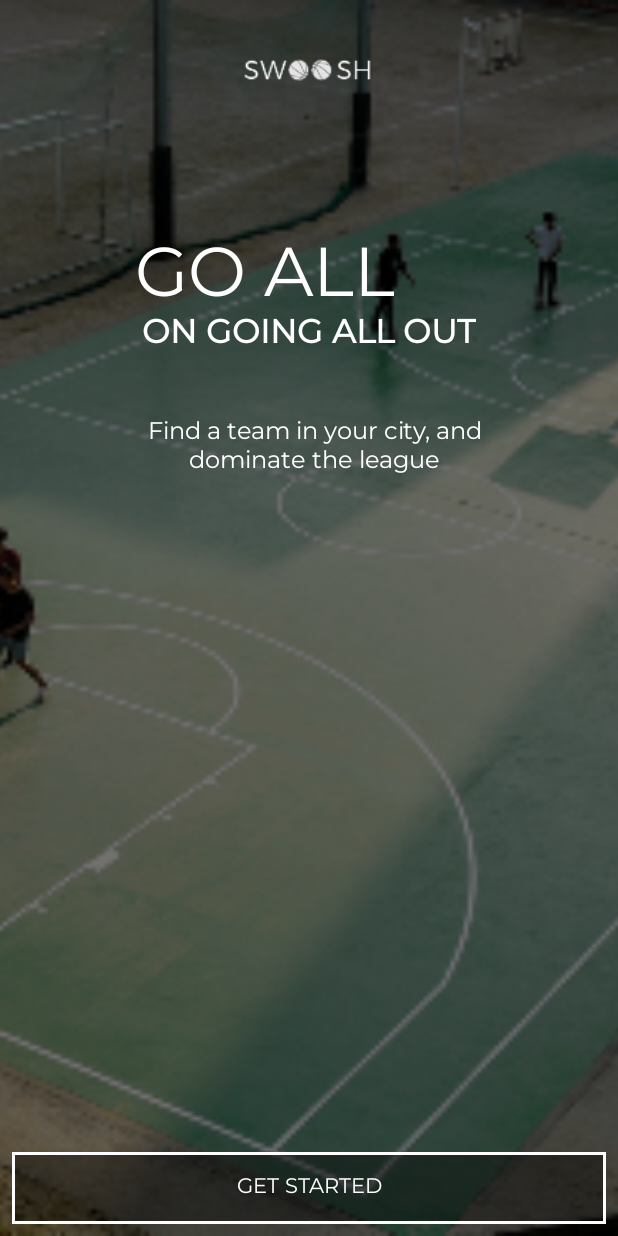
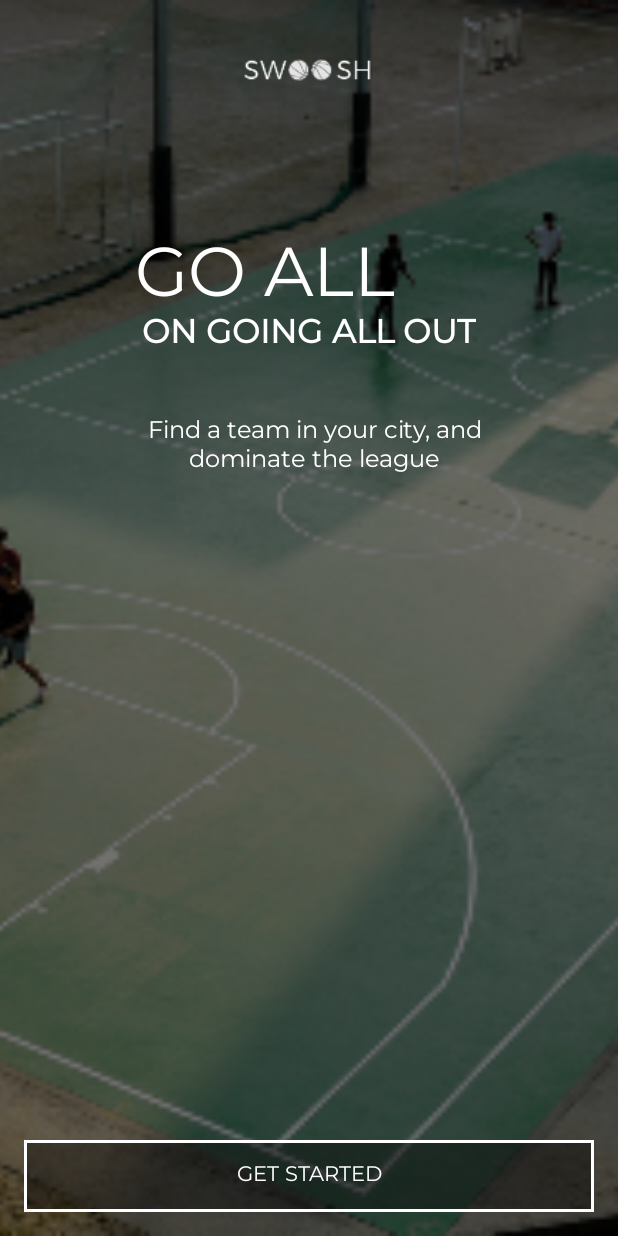
Before and after one commit to JimHoew/swoosh, an Android app: the screen it shows after launch (MainActivity), on a phone screen of 412 x 824 dp. Run offline under Robolectric (Android 15) with nearby library versions, the phone set to English and light mode, and no system bars.

Commit message:
lesson 6

```diff
--- a/app/src/main/AndroidManifest.xml
+++ b/app/src/main/AndroidManifest.xml
@@ -9,6 +9,10 @@
             android:roundIcon="@mipmap/ic_launcher_round"
             android:supportsRtl="true"
             android:theme="@style/AppTheme">
+        <activity android:name=".SkillActivity">
+        </activity>
+        <activity android:name=".BaseActivity">
+        </activity>
         <activity android:name=".LeagueActivity">
         </activity>
         <activity android:name=".MainActivity">
--- /dev/null
+++ b/app/src/main/java/com/jim/swoosh/BaseActivity.kt
@@ -0,0 +1,45 @@
+package com.jim.swoosh
+
+import android.nfc.Tag
+import androidx.appcompat.app.AppCompatActivity
+import android.os.Bundle
+import android.util.Log
+
+open class BaseActivity : AppCompatActivity() {
+    val Tag = "LifeCycle"
+
+    override fun onCreate(savedInstanceState: Bundle?) {
+        Log.d(Tag, "${javaClass.simpleName} onCreate")
+        super.onCreate(savedInstanceState)
+    }
+
+    override fun onStart() {
+        Log.d(Tag, "${javaClass.simpleName} onStart")
+        super.onStart()
+    }
+
+    override fun onResume() {
+        Log.d(Tag, "${javaClass.simpleName} onResume")
+        super.onResume()
+    }
+
+    override fun onRestart() {
+        Log.d(Tag, "${javaClass.simpleName} onRestart")
+        super.onRestart()
+    }
+
+    override fun onPause() {
+        Log.d(Tag, "${javaClass.simpleName} onPause")
+        super.onPause()
+    }
+
+    override fun onStop() {
+        Log.d(Tag, "${javaClass.simpleName} onStop")
+        super.onStop()
+    }
+
+    override fun onDestroy() {
+        Log.d(Tag, "${javaClass.simpleName} onDestroy")
+        super.onDestroy()
+    }
+}
--- a/app/src/main/java/com/jim/swoosh/MainActivity.kt
+++ b/app/src/main/java/com/jim/swoosh/MainActivity.kt
@@ -1,12 +1,19 @@
 package com.jim.swoosh
 
+import android.content.Intent
 import androidx.appcompat.app.AppCompatActivity
 import android.os.Bundle
+import kotlinx.android.synthetic.main.activity_main.*
 
-class MainActivity : AppCompatActivity() {
+class MainActivity : BaseActivity() {
 
     override fun onCreate(savedInstanceState: Bundle?) {
         super.onCreate(savedInstanceState)
         setContentView(R.layout.activity_main)
+
+        getStartedBtn.setOnClickListener {
+            val leagueIntent = Intent(this, LeagueActivity::class.java)
+            startActivity(leagueIntent)
+        }
     }
 }
--- a/app/src/main/res/layout/activity_main.xml
+++ b/app/src/main/res/layout/activity_main.xml
@@ -14,7 +14,8 @@
             app:layout_constraintTop_toTopOf="parent" app:layout_constraintStart_toStartOf="parent"
             app:layout_constraintEnd_toEndOf="parent"
             app:layout_constraintBottom_toBottomOf="parent" android:scaleType="centerCrop"
-            app:layout_constraintHorizontal_bias="0.0" app:layout_constraintVertical_bias="0.0"/>
+            app:layout_constraintHorizontal_bias="0.0" app:layout_constraintVertical_bias="0.0"
+            android:contentDescription="@string/background_image"/>
     <ImageView
             android:layout_width="88dp"
             android:layout_height="29dp" app:srcCompat="@drawable/swooshlogo"
@@ -22,44 +23,45 @@
             android:scaleType="fitCenter" app:layout_constraintStart_toStartOf="parent"
             android:layout_marginStart="8dp" android:layout_marginTop="32dp"
             app:layout_constraintTop_toTopOf="@+id/imageView" android:layout_marginEnd="8dp"
-            app:layout_constraintEnd_toEndOf="parent"/>
+            app:layout_constraintEnd_toEndOf="parent" android:contentDescription="@string/app_logo"/>
     <TextView
-            android:text="GO ALL IN"
+            android:text="@string/go_all_in"
             android:layout_width="232dp"
             android:layout_height="55dp"
-            android:id="@+id/textView" android:textColor="#FFFFFF"
+            android:id="@+id/textView" android:textColor="@android:color/white"
             android:fontFamily="@font/montserrat" android:textSize="46sp" android:layout_marginStart="8dp"
             app:layout_constraintStart_toStartOf="parent" android:layout_marginEnd="8dp"
             app:layout_constraintEnd_toEndOf="parent" android:layout_marginTop="90dp"
             app:layout_constraintTop_toBottomOf="@+id/imageView2"/>
     <TextView
-            android:text="ON GOING ALL OUT"
+            android:text="@string/on_going_all_out"
             android:layout_width="wrap_content"
             android:layout_height="wrap_content"
             android:id="@+id/textView2" android:fontFamily="@font/montserrat"
-            android:textSize="22sp" android:textColor="#FFFFFF"
+            android:textSize="22sp" android:textColor="@android:color/white"
             app:layout_constraintTop_toBottomOf="@+id/textView" android:textStyle="bold"
             android:layout_marginStart="8dp" app:layout_constraintStart_toStartOf="parent"
             android:layout_marginEnd="8dp" app:layout_constraintEnd_toEndOf="parent"/>
     <TextView
-            android:text="Find a team in your city, and dominate the league"
+            android:text="@string/find_a_team_in_your_city_and_dominate_the_league"
             android:layout_width="238dp"
             android:layout_height="45dp"
             android:id="@+id/textView3" android:singleLine="false"
-            android:textColor="#FFFFFF" android:textAlignment="center" android:textSize="16sp"
+            android:textColor="@android:color/white" android:textAlignment="center" android:textSize="16sp"
             android:layout_marginStart="8dp" app:layout_constraintStart_toStartOf="parent"
             android:layout_marginEnd="8dp" app:layout_constraintEnd_toEndOf="parent"
             app:layout_constraintTop_toBottomOf="@+id/textView2" android:fontFamily="@font/montserrat"
-            android:layout_marginBottom="8dp" app:layout_constraintBottom_toTopOf="@+id/button"
+            android:layout_marginBottom="8dp" app:layout_constraintBottom_toTopOf="@+id/getStartedBtn"
             app:layout_constraintHorizontal_bias="0.522" app:layout_constraintVertical_bias="0.07999998"/>
     <Button
-            android:text="GET STARTED"
+            android:text="@string/get_started"
             android:layout_width="0dp"
             android:layout_height="wrap_content"
-            android:id="@+id/button" app:layout_constraintStart_toStartOf="parent" android:layout_marginStart="8dp"
-            app:layout_constraintEnd_toEndOf="parent" android:layout_marginEnd="8dp"
+            android:id="@+id/getStartedBtn" app:layout_constraintStart_toStartOf="parent"
+            android:layout_marginStart="16dp"
+            app:layout_constraintEnd_toEndOf="parent" android:layout_marginEnd="16dp"
             app:layout_constraintBottom_toBottomOf="@+id/imageView" android:fontFamily="@font/montserrat"
-            android:textColor="#FFFFFF" android:background="@drawable/swoosh_button"
-            app:layout_constraintHorizontal_bias="1.0" android:layout_marginBottom="8dp"/>
+            android:textColor="@android:color/white" android:background="@drawable/swoosh_button"
+            app:layout_constraintHorizontal_bias="1.0" android:layout_marginBottom="16dp"/>
 
 </androidx.constraintlayout.widget.ConstraintLayout>
--- a/app/src/main/res/values/strings.xml
+++ b/app/src/main/res/values/strings.xml
@@ -1,3 +1,21 @@
 <resources>
     <string name="app_name">Swoosh</string>
+    <string name="background_image">background image</string>
+    <string name="app_logo">app logo</string>
+    <string name="mens">Mens</string>
+    <string name="desired_league">Desired League:</string>
+    <string name="womens">Womens</string>
+    <string name="co_ed">Co-Ed</string>
+    <string name="button">Button</string>
+    <string name="go_all_in">GO ALL IN</string>
+    <string name="on_going_all_out">ON GOING ALL OUT</string>
+    <string name="find_a_team_in_your_city_and_dominate_the_league">Find a team in your city, and dominate the league
+    </string>
+    <string name="get_started">GET STARTED</string>
+    <string name="i_am_a">I am a:</string>
+    <string name="togglebutton">ToggleButton</string>
+    <string name="finish">FINISH</string>
+    <string name="beginner">BEGINNER</string>
+    <string name="next">NEXT</string>
+    <string name="baller">BALLER</string>
 </resources>
```
Also changed, not shown: app/src/main/java/com/jim/swoosh/LeagueActivity.kt (+8 -2 lines), app/src/main/java/com/jim/swoosh/SkillActivity.kt (added, +12 -0 lines), app/src/main/res/layout/activity_league.xml (+21 -17 lines), app/src/main/res/layout/activity_skill.xml (added, +68 -0 lines).
